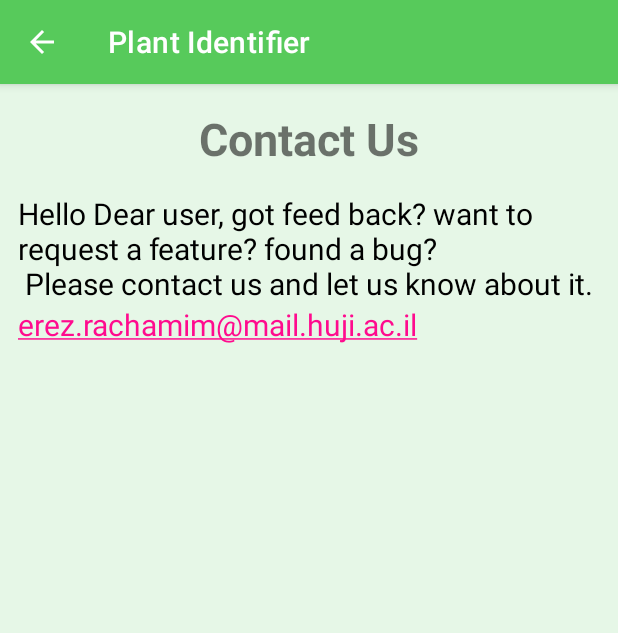
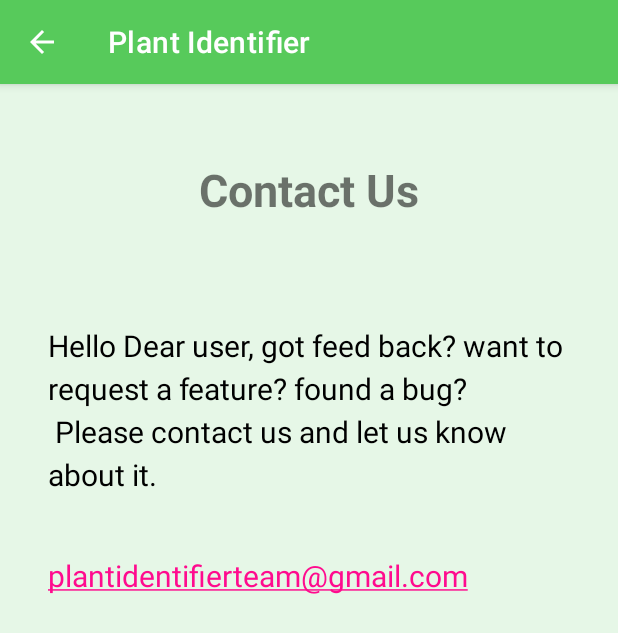
Before and after one commit to Erez1414/PlantIdentifierApp, an Android app: the screen it shows after launch (ContactActivity), in the options menu, after a tap on "Contact Us", on a phone screen of 412 x 824 dp. Shown: the top 633 px of the screen. Run offline under Robolectric (Android 15) with nearby library versions, the light colour scheme and no system bars; our stand-ins replace Room's generated code.

Commit message:
fixed ui

```diff
--- a/PlantIdentifier/app/src/main/java/com/example/plantidentifier/NetworkUtils/CameraConnection.java
+++ b/PlantIdentifier/app/src/main/java/com/example/plantidentifier/NetworkUtils/CameraConnection.java
@@ -105,7 +105,8 @@
             return false;
         } catch(Exception e) {
             // Handle exception
-            return true;
+            Log.d(TAG, "!!!!!!!!!!" + e.toString());
+            return false;
         }
     }
 
--- a/PlantIdentifier/app/src/main/res/layout/activity_about.xml
+++ b/PlantIdentifier/app/src/main/res/layout/activity_about.xml
@@ -11,11 +11,13 @@
 
         android:id="@+id/tv_about_title"
         style="@style/CenteredTitleStyle"
+        android:padding="50dp"
         android:text="@string/about_title" />
 
     <TextView
         android:id="@+id/tv_about_des"
         style="@style/PlainTextStyle"
+        android:padding="20dp"
         android:text="@string/about_des"/>
 
 
--- a/PlantIdentifier/app/src/main/res/layout/activity_contact.xml
+++ b/PlantIdentifier/app/src/main/res/layout/activity_contact.xml
@@ -10,15 +10,18 @@
     <TextView
         android:id="@+id/tv_contact_title"
         style="@style/CenteredTitleStyle"
+        android:padding="50dp"
         android:text="@string/contact_title" />
 
     <TextView
         android:id="@+id/tv_contact_des"
         style="@style/PlainTextStyle"
+        android:padding="20dp"
         android:text="@string/contact_des"/>
 
     <TextView
         style="@style/PlainTextStyle"
+        android:padding="20dp"
         android:text="@string/email"
         android:autoLink="email"/>
 
--- a/PlantIdentifier/app/src/main/res/layout/activity_flower_info_page.xml
+++ b/PlantIdentifier/app/src/main/res/layout/activity_flower_info_page.xml
@@ -36,6 +36,7 @@
 
                 <TextView
                     style="@style/NameTitle"
+                    android:textSize="34dp"
                     android:paddingLeft="15dp"
                     android:id="@+id/tv_flower_name" />
 
@@ -62,7 +63,6 @@
 
         <TextView
             style="@style/PlainTextStyle"
-            android:ellipsize="end"
             android:id="@+id/tv_flower_desc"/>
 
         <TextView
--- a/PlantIdentifier/app/src/main/res/mipmap-anydpi-v26/ic_logo.xml
+++ b/PlantIdentifier/app/src/main/res/mipmap-anydpi-v26/ic_logo.xml
@@ -1,5 +1,5 @@
 <?xml version="1.0" encoding="utf-8"?>
 <adaptive-icon xmlns:android="http://schemas.android.com/apk/res/android">
-    <background android:color="@color/transparent"/>
+    <background android:drawable="@drawable/ic_logo_background"/>
     <foreground android:drawable="@mipmap/ic_logo_foreground"/>
 </adaptive-icon>
--- a/PlantIdentifier/app/src/main/res/values/strings.xml
+++ b/PlantIdentifier/app/src/main/res/values/strings.xml
@@ -55,7 +55,7 @@
     <string name="contact_des">Hello Dear user, got feed back? want to request a feature? found a bug? \n
         Please contact us and let us know about it.
     </string>
-    <string name="email">erez.rachamim@mail.huji.ac.il</string>
+    <string name="email">plantidentifierteam@gmail.com</string>
 
 
 
--- a/PlantIdentifier/app/src/main/res/values/themes.xml
+++ b/PlantIdentifier/app/src/main/res/values/themes.xml
@@ -102,9 +102,10 @@
         <item name="android:layout_width">wrap_content</item>
         <item name="android:layout_height">wrap_content</item>
         <item name="android:textColor">@color/black</item>
-<!--        <item name="android:ellipsize">end</item>-->
         <item name="android:textSize">20sp</item>
+        <item name="android:ellipsize">end</item>
 <!--        <item name="android:padding">15dp</item>-->
+        <item name="android:lineSpacingExtra">5dp</item>
         <item name="android:layout_marginRight">12dp</item>
         <item name="android:layout_marginLeft">12dp</item>
     </style>
```
Also changed, not shown: PlantIdentifier/app/src/main/java/com/example/plantidentifier/dataUtils/FlowerInfoPage.java (+4 -4 lines), PlantIdentifier/app/src/main/java/com/example/plantidentifier/dataUtils/MyFlowerInfo.java (+8 -8 lines).
